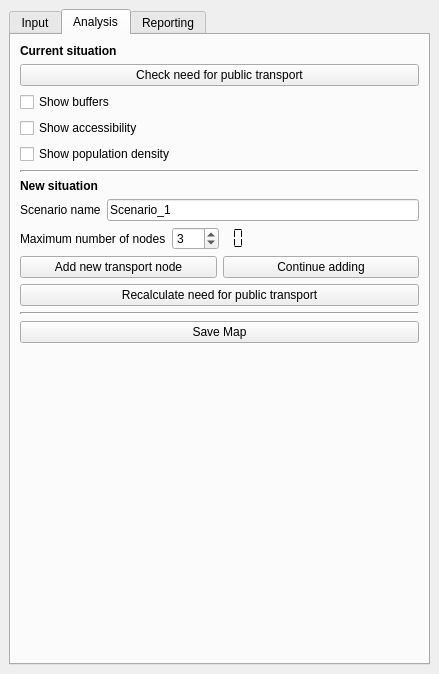
Matthie456/Bon_DenDuijn, file SpatialDecision/spatial_decision_dockwidget_base.ui: the form before one commit.
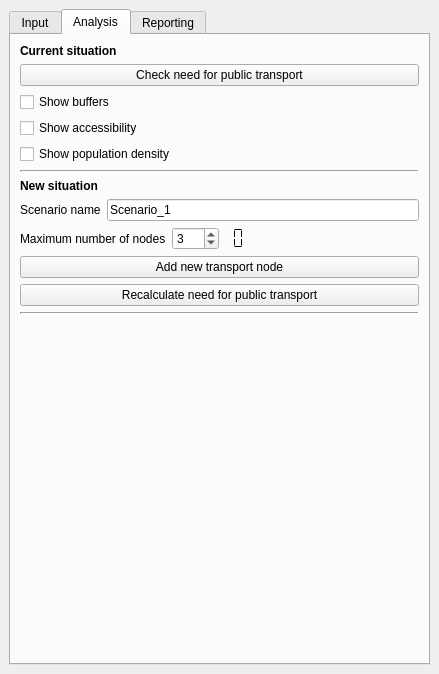
The form after the commit. The open tabs and pages were chosen to show the change.

The edit to the form file:
```diff
--- a/SpatialDecision/spatial_decision_dockwidget_base.ui
+++ b/SpatialDecision/spatial_decision_dockwidget_base.ui
@@ -287,12 +287,23 @@
             <property name="text">
              <string>Add new transport node</string>
             </property>
-           </widget>
-          </item>
-          <item>
-           <widget class="QPushButton" name="continueAddingNodesButton">
-            <property name="text">
-             <string>Continue adding</string>
+            <property name="checkable">
+             <bool>true</bool>
+            </property>
+            <property name="checked">
+             <bool>false</bool>
+            </property>
+            <property name="autoRepeat">
+             <bool>false</bool>
+            </property>
+            <property name="autoDefault">
+             <bool>false</bool>
+            </property>
+            <property name="default">
+             <bool>false</bool>
+            </property>
+            <property name="flat">
+             <bool>false</bool>
             </property>
            </widget>
           </item>
@@ -315,13 +326,6 @@
           </property>
          </widget>
         </item>
-        <item>
-         <widget class="QPushButton" name="saveMapButton">
-          <property name="text">
-           <string>Save Map</string>
-          </property>
-         </widget>
-        </item>
         <item>
          <spacer name="verticalSpacer_2">
           <property name="orientation">
@@ -341,7 +345,21 @@
        <attribute name="title">
         <string>Reporting</string>
        </attribute>
-       <layout class="QVBoxLayout" name="verticalLayout" stretch="0,0">
+       <layout class="QVBoxLayout" name="verticalLayout">
+        <item>
+         <widget class="QPushButton" name="saveMapButton">
+          <property name="text">
+           <string>Save Map</string>
+          </property>
+         </widget>
+        </item>
+        <item>
+         <widget class="QPushButton" name="continueAddingNodesButton">
+          <property name="text">
+           <string>Continue adding</string>
+          </property>
+         </widget>
+        </item>
         <item>
          <widget class="QListWidget" name="reportList"/>
         </item>
```
